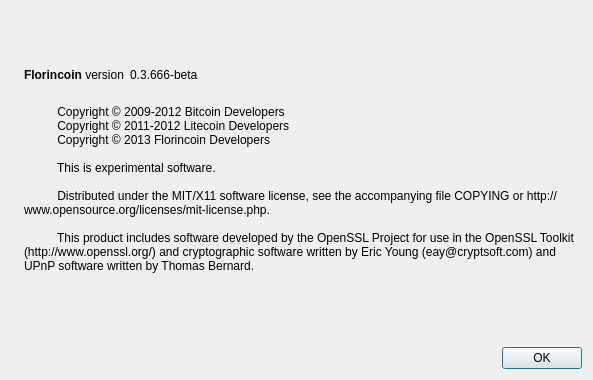
Qt form src/qt/forms/aboutdialog.ui (RagnarokAngel/GLSPoints) before a commit.
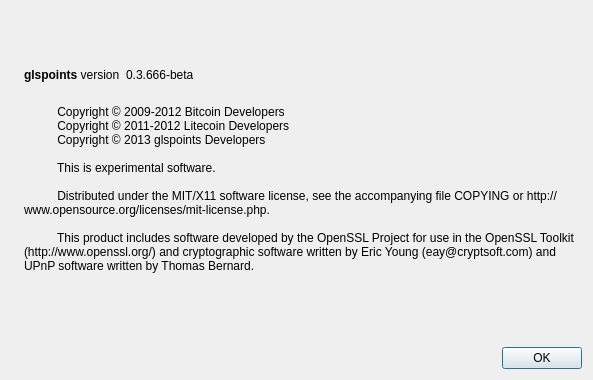
The same form after that commit. Icons and pictures are not drawn.

Patch:
```diff
--- a/src/qt/forms/aboutdialog.ui
+++ b/src/qt/forms/aboutdialog.ui
@@ -50,7 +50,7 @@
           <cursorShape>IBeamCursor</cursorShape>
          </property>
          <property name="text">
-          <string>&lt;b&gt;Florincoin&lt;/b&gt; version</string>
+          <string>&lt;b&gt;glspoints&lt;/b&gt; version</string>
          </property>
          <property name="textInteractionFlags">
           <set>Qt::LinksAccessibleByMouse|Qt::TextSelectableByKeyboard|Qt::TextSelectableByMouse</set>
@@ -97,7 +97,7 @@
         <string>
           Copyright © 2009-2012 Bitcoin Developers
           Copyright © 2011-2012 Litecoin Developers
-          Copyright © 2013 Florincoin Developers
+          Copyright © 2013 glspoints Developers
 
           This is experimental software.
 
```
Left out of the diff: 2 changed lines with no effect on the pictures.
